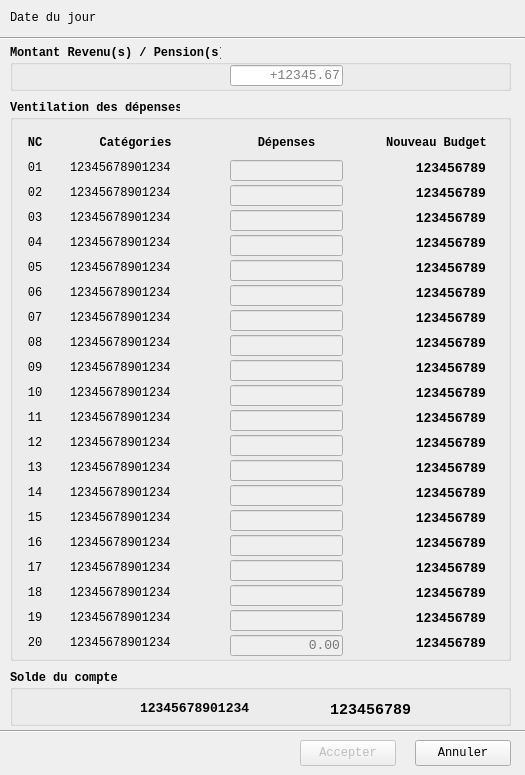
First picture: the form in previsionbudgetdlg.ui, repository jeannoeldot/jndqcbgrd-qt5, before the edit.
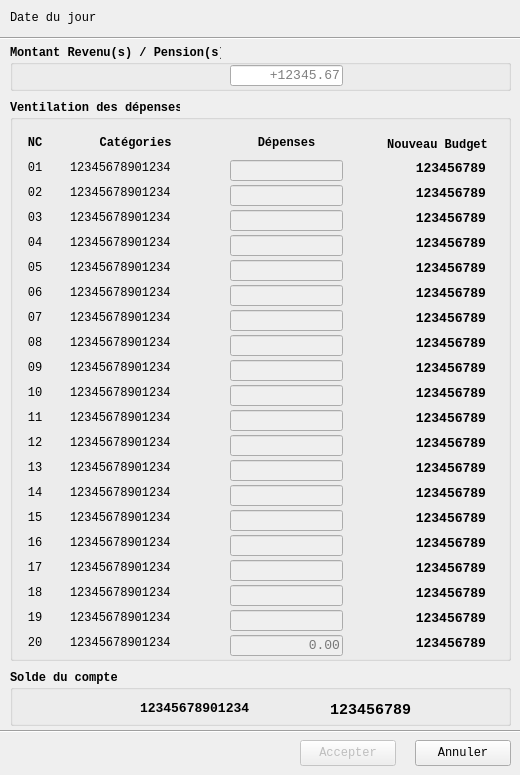
Second picture: the form after the edit.

```diff
--- a/previsionbudgetdlg.ui
+++ b/previsionbudgetdlg.ui
@@ -6,19 +6,19 @@
    <rect>
     <x>0</x>
     <y>0</y>
-    <width>525</width>
+    <width>520</width>
     <height>775</height>
    </rect>
   </property>
   <property name="minimumSize">
    <size>
-    <width>525</width>
+    <width>520</width>
     <height>775</height>
    </size>
   </property>
   <property name="maximumSize">
    <size>
-    <width>525</width>
+    <width>520</width>
     <height>775</height>
    </size>
   </property>
@@ -806,10 +806,10 @@
    <widget class="QLabel" name="label_3">
     <property name="geometry">
      <rect>
-      <x>370</x>
+      <x>362</x>
       <y>35</y>
-      <width>113</width>
-      <height>16</height>
+      <width>131</width>
+      <height>20</height>
      </rect>
     </property>
     <property name="text">
```
